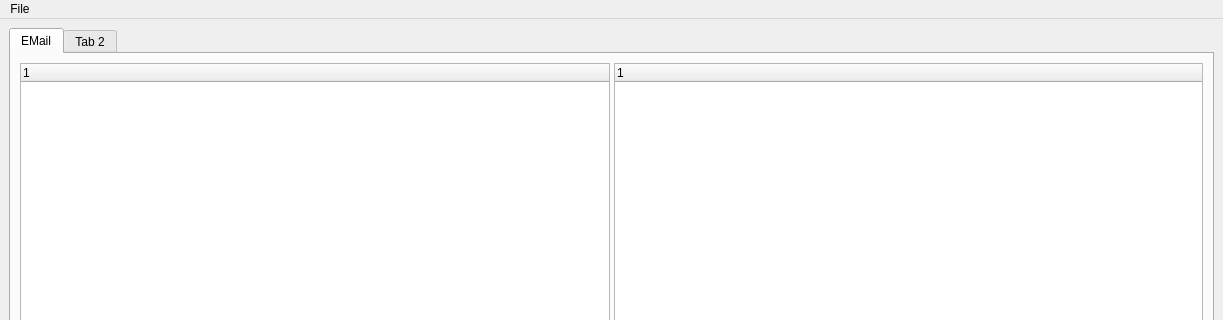
Before: the Qt Designer form LightningFox/mainwindow.ui in MayaPosch/LightningFox, drawn with Qt 5; both pictures show x 0 to 1223 and y 0 to 320 of the 1223 by 974 pixel window.
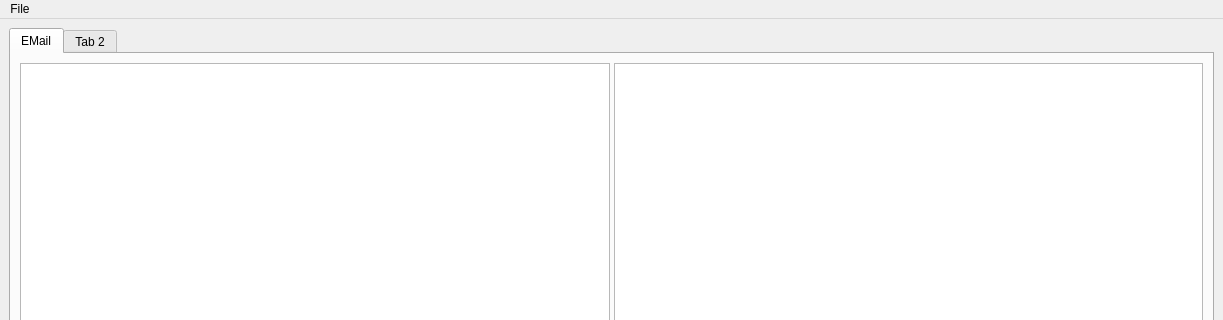
After: the same form once the commit is applied.

Commit message: Update UI view naming, start folder list update implementation.

Diff of the .ui file:
```diff
--- a/LightningFox/mainwindow.ui
+++ b/LightningFox/mainwindow.ui
@@ -30,18 +30,13 @@
           <property name="orientation">
            <enum>Qt::Horizontal</enum>
           </property>
-          <widget class="QTreeWidget" name="treeWidget">
+          <widget class="QTreeView" name="emailFolderListView">
            <property name="sizePolicy">
             <sizepolicy hsizetype="MinimumExpanding" vsizetype="Expanding">
              <horstretch>0</horstretch>
              <verstretch>0</verstretch>
             </sizepolicy>
            </property>
-           <column>
-            <property name="text">
-             <string notr="true">1</string>
-            </property>
-           </column>
           </widget>
           <widget class="QWidget" name="horizontalLayoutWidget">
            <layout class="QHBoxLayout" name="horizontalLayout">
@@ -50,13 +45,7 @@
               <property name="orientation">
                <enum>Qt::Vertical</enum>
               </property>
-              <widget class="QTreeWidget" name="treeWidget_2">
-               <column>
-                <property name="text">
-                 <string notr="true">1</string>
-                </property>
-               </column>
-              </widget>
+              <widget class="QTreeView" name="treeView_2"/>
               <widget class="QTextEdit" name="textEdit">
                <property name="readOnly">
                 <bool>true</bool>
```
The commit also changes 2 other files.
